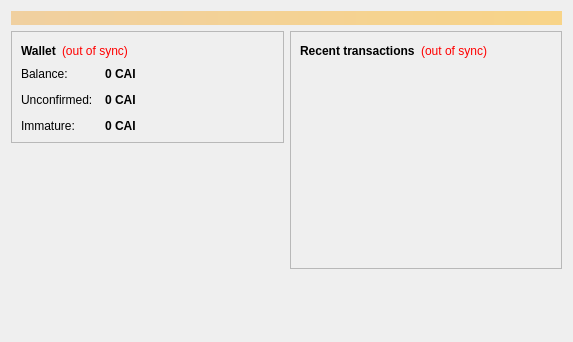
This is src/qt/forms/overviewpage.ui in Xyb0rg/caishen as Qt 5 draws it before an edit. The edited form follows.
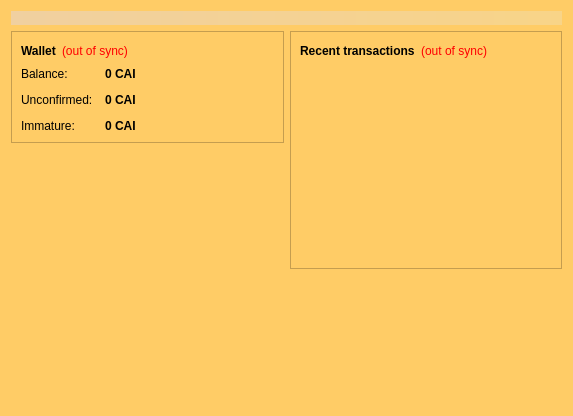
This is the edited form. Icons and pictures are not drawn.

Patch:
```diff
--- a/src/qt/forms/overviewpage.ui
+++ b/src/qt/forms/overviewpage.ui
@@ -7,12 +7,16 @@
     <x>0</x>
     <y>0</y>
     <width>573</width>
-    <height>342</height>
+    <height>409</height>
    </rect>
   </property>
   <property name="windowTitle">
    <string>Form</string>
   </property>
+  <property name="styleSheet">
+   <string notr="true">background-color: rgb(255, 204, 102);
+alternate-background-color: rgb(255, 204, 102);</string>
+  </property>
   <layout class="QVBoxLayout" name="topLayout">
    <item>
     <widget class="QLabel" name="labelAlerts">
@@ -189,6 +193,31 @@
          </layout>
         </widget>
        </item>
+       <item>
+        <widget class="QLabel" name="label_2">
+         <property name="minimumSize">
+          <size>
+           <width>256</width>
+           <height>256</height>
+          </size>
+         </property>
+         <property name="text">
+          <string/>
+         </property>
+         <property name="pixmap">
+          <pixmap resource="../bitcoin.qrc">:/images/Caishen-256x256</pixmap>
+         </property>
+         <property name="scaledContents">
+          <bool>false</bool>
+         </property>
+         <property name="alignment">
+          <set>Qt::AlignCenter</set>
+         </property>
+         <property name="wordWrap">
+          <bool>false</bool>
+         </property>
+        </widget>
+       </item>
        <item>
         <spacer name="verticalSpacer">
          <property name="orientation">
@@ -257,6 +286,12 @@
           </item>
           <item>
            <widget class="QListView" name="listTransactions">
+            <property name="minimumSize">
+             <size>
+              <width>0</width>
+              <height>0</height>
+             </size>
+            </property>
             <property name="styleSheet">
              <string notr="true">QListView { background: transparent; }</string>
             </property>
```
Left out of the diff: 4 changed lines with no effect on the pictures.
